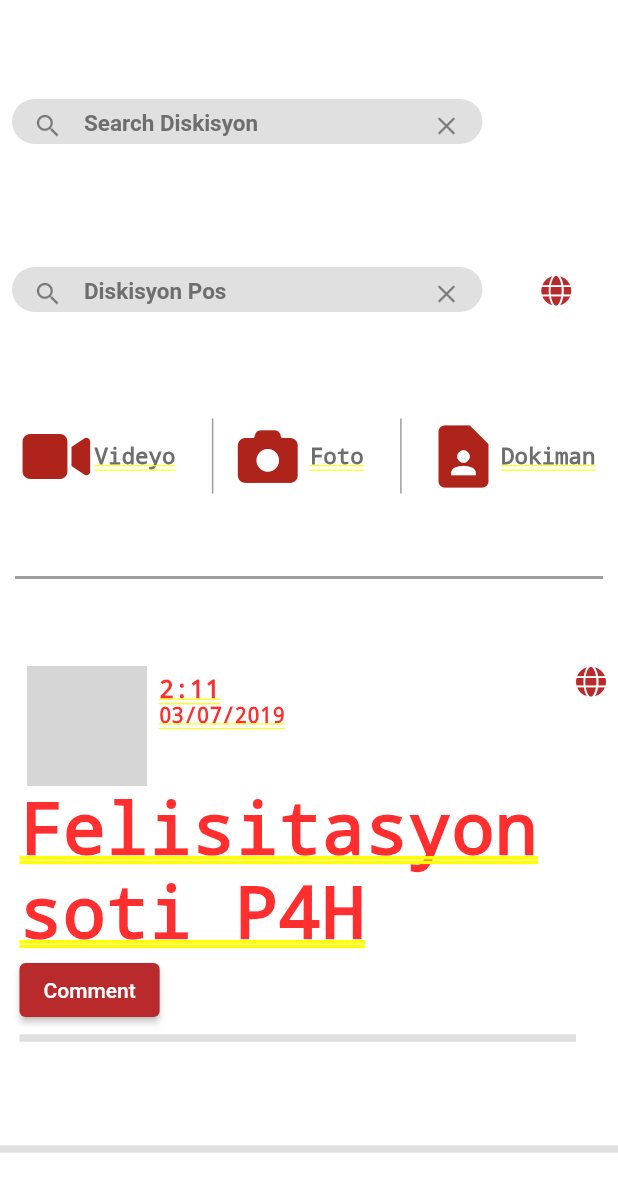
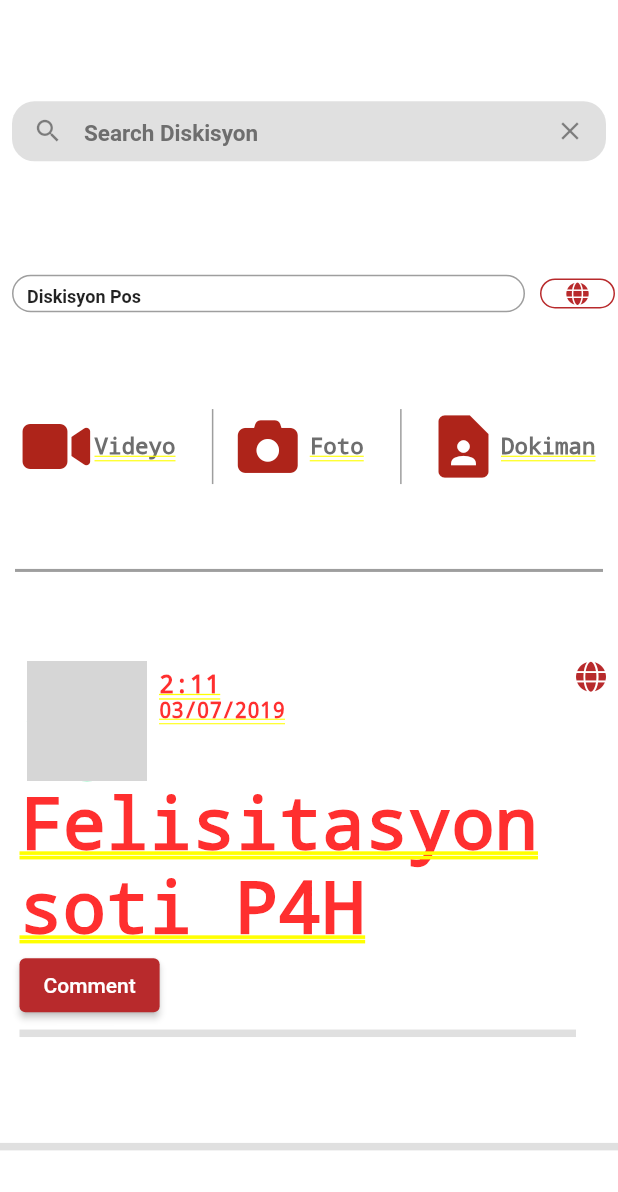
Before and after one commit to dit0mad/p4h_mobile, a Flutter app: the DiscussionScreen screen opened by its route, on a phone screen of 412 x 824 dp. Shown: the top 1192 px of the screen. Run offline on Flutter 3.47's test engine with Material 2 defaults, Android fonts, the phone set to English and light mode, and no system bars; our stand-ins replace font_awesome_flutter, get; network calls fail; grey boxes are pictures that could not be loaded.

Commit message:
dropdownmenu &Diskisyon screen update

```diff
--- a/lib/constants.dart
+++ b/lib/constants.dart
@@ -6,6 +6,7 @@ Color mainIconColor = const Color(0XFFAE241A);
 Color subIconColor = const Color(0XFF010101);
 Color mainFillColor = const Color(0XFFE4E4E5);
 Color searchBarColor = Colors.grey.shade300;
+
 
 TextStyle get headlineStyle1 {
   return const TextStyle(
--- a/lib/screens/discussion.dart
+++ b/lib/screens/discussion.dart
@@ -11,6 +11,8 @@ class DiscussionScreen extends StatelessWidget {
 
   @override
   Widget build(BuildContext context) {
+        final TextEditingController controller = TextEditingController();
+
     return Column(
       crossAxisAlignment: CrossAxisAlignment.stretch,
       mainAxisAlignment: MainAxisAlignment.spaceEvenly,
@@ -20,36 +22,57 @@ class DiscussionScreen extends StatelessWidget {
           child: Row(
             children: const [
               Expanded(
-                flex: 4,
                 child: CustomTextField(
                   hintText: 'Search Diskisyon',
-                  fieldSize: 30,
+                  fieldSize: 40,
                 ),
               ),
-              Expanded(
-                  flex: 1,
-                  child: SizedBox(
-                    height: 10,
-                  ))
             ],
           ),
         ),
-        Container(
-          margin: EdgeInsets.zero,
-          child: Row(
+        Row(
           children: [
-              const Expanded(
-                flex: 4,
-                child: CustomTextField(
+            Expanded(
+              flex: 3,
+              child: Padding(
+                padding: const EdgeInsets.all(8.0),
+                child: SizedBox(
+                  height: 25,
+                  child: TextField(
+                    controller: controller,
+                    decoration: InputDecoration(
+                        border: OutlineInputBorder(
+                            borderRadius: BorderRadius.circular(30),
+                            borderSide: const BorderSide(
+                              color: Colors.black,
+                            )),
                         hintText: 'Diskisyon Pos',
-                  fieldSize: 30,
+                        contentPadding:
+                            const EdgeInsets.symmetric(horizontal: 10,vertical: 1),
+                        hintStyle: const TextStyle(
+                            fontSize: 12,
+                            color: Colors.black87,
+                            fontWeight: FontWeight.w600)),
                   ),
                 ),
-              Expanded(
-                  flex: 1,
-                  child: Icon(FontAwesomeIcons.globe,size: 20, color: mainAppColor1),)
+              ),
+            ),
+            Container(
+              height: 20,
+              width: 50,
+              margin: const EdgeInsets.symmetric(vertical: 5, horizontal: 2),
+              decoration: BoxDecoration(
+                  color: Colors.white,
+                  border: Border.all(color: mainAppColor1),
+                  borderRadius: BorderRadius.circular(15)),
+              child: Row(
+                mainAxisAlignment: MainAxisAlignment.spaceAround,
+                children: [
+                  Icon(FontAwesomeIcons.globe, size: 15, color: mainAppColor1),
                 ],
               ),
+            )
+          ],
         ),
         Container(
           padding: const EdgeInsets.symmetric(horizontal: 15, vertical: 5),
@@ -126,12 +149,13 @@ class DiscussionScreen extends StatelessWidget {
             crossAxisAlignment: CrossAxisAlignment.start,
             children: [
               const Expanded(child: CommentWidget()),
-               Icon(FontAwesomeIcons.globe,color: mainAppColor1,size: 20,)
-
+              Icon(
+                FontAwesomeIcons.globe,
+                color: mainAppColor1,
+                size: 20,
+              )
             ],
-
           ),
-
         ),
         const Divider(
           thickness: 5,
--- a/lib/screens/profile.dart
+++ b/lib/screens/profile.dart
@@ -98,7 +98,7 @@ class _ProfileState extends State<Profile> {
                             color: mainAppColor1,
                             size: 50,
                           ),
-                          Padding(
+                          const Padding(
                             padding: EdgeInsets.all(8.0),
                             child: Text(
                               'Mwen Foto \n or Videyo',
@@ -165,7 +165,7 @@ class _ProfileState extends State<Profile> {
                 ),
               ),
             ),
-            Expanded(
+            const Expanded(
                 flex: 3,
                 child:
                     CustomTextField(hintText: 'Search Prowfil', fieldSize: 30))
--- a/lib/widgets/tab_button.dart
+++ /dev/null
@@ -1,3 +0,0 @@
-import 'package:flutter/material.dart';
-import 'package:get/get.dart';
-import 'package:p4h_mobile/controllers/tab_controller.dart' as controller;
--- a/lib/widgets/text_field.dart
+++ b/lib/widgets/text_field.dart
@@ -1,7 +1,7 @@
 import 'package:flutter/material.dart';
 
 import 'package:p4h_mobile/constants.dart';
-import 'package:p4h_mobile/screens/profile.dart';
+
 
 import '../constants.dart';
 
```
Also changed, not shown: lib/screens/dashboard.dart (+57 -2 lines), lib/widgets/message_card.dart (+5 -5 lines). Lines whose indentation alone changed are shown as unchanged.
